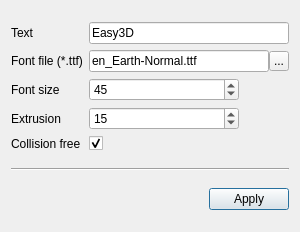
Qt form applications/Mapple/dialogs/dialog_surface_mesh_from_text.ui (LiangliangNan/Easy3D) before a commit.
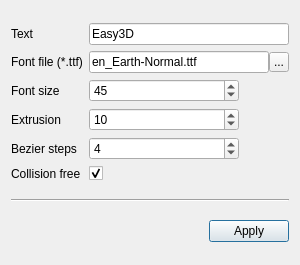
The same form after that commit.

Commit message: allow to control bezier steps

Diff of the .ui file:
```diff
--- a/applications/Mapple/dialogs/dialog_surface_mesh_from_text.ui
+++ b/applications/Mapple/dialogs/dialog_surface_mesh_from_text.ui
@@ -7,7 +7,7 @@
     <x>0</x>
     <y>0</y>
     <width>300</width>
-    <height>232</height>
+    <height>265</height>
    </rect>
   </property>
   <property name="minimumSize">
@@ -182,7 +182,7 @@
           <number>1</number>
          </property>
          <property name="value">
-          <number>15</number>
+          <number>10</number>
          </property>
         </widget>
        </item>
@@ -205,13 +205,62 @@
       </layout>
      </item>
      <item row="4" column="0">
+      <widget class="QLabel" name="labelBezierSteps">
+       <property name="text">
+        <string>Bezier steps</string>
+       </property>
+      </widget>
+     </item>
+     <item row="4" column="1">
+      <layout class="QHBoxLayout" name="horizontalLayout_5">
+       <item>
+        <widget class="QSpinBox" name="spinBoxBezierSteps">
+         <property name="minimumSize">
+          <size>
+           <width>20</width>
+           <height>0</height>
+          </size>
+         </property>
+         <property name="minimum">
+          <number>1</number>
+         </property>
+         <property name="maximum">
+          <number>10</number>
+         </property>
+         <property name="singleStep">
+          <number>1</number>
+         </property>
+         <property name="value">
+          <number>4</number>
+         </property>
+        </widget>
+       </item>
+       <item>
+        <spacer name="horizontalSpacer_6">
+         <property name="orientation">
+          <enum>Qt::Horizontal</enum>
+         </property>
+         <property name="sizeType">
+          <enum>QSizePolicy::Preferred</enum>
+         </property>
+         <property name="sizeHint" stdset="0">
+          <size>
+           <width>50</width>
+           <height>17</height>
+          </size>
+         </property>
+        </spacer>
+       </item>
+      </layout>
+     </item>
+     <item row="5" column="0">
       <widget class="QLabel" name="LabelCollisionFree">
        <property name="text">
         <string>Collision free</string>
        </property>
       </widget>
      </item>
-     <item row="4" column="1">
+     <item row="5" column="1">
       <widget class="QCheckBox" name="checkBoxCollisionFree">
        <property name="text">
         <string/>
```
Left out of the diff: 1 changed line with no effect on the pictures. The commit also changes 1 other file.
